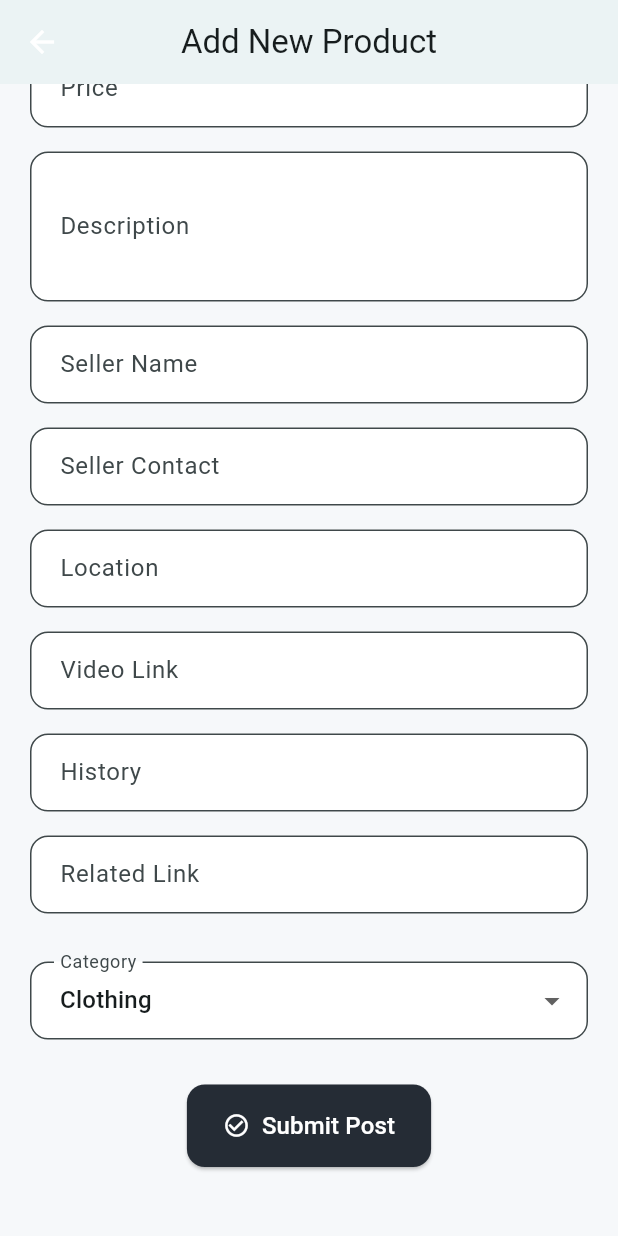
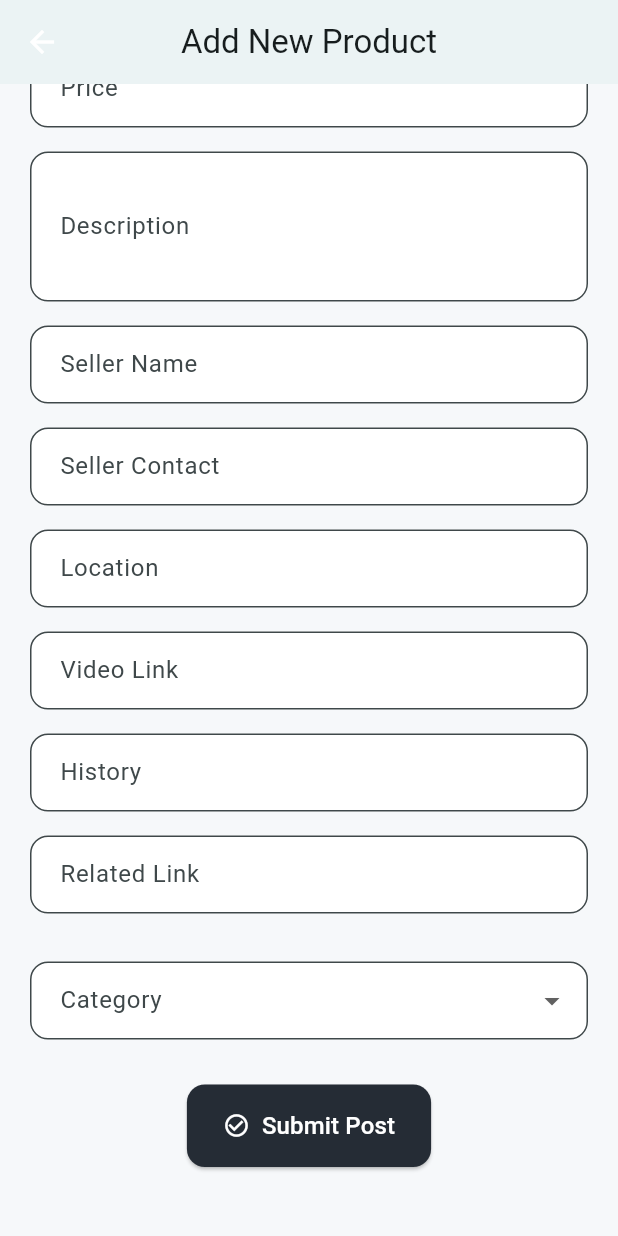
Before and after one commit to kawsar-ahmmed-hridoy/BanglaMart, a Flutter app: the AddPostPage screen opened directly with empty values, scrolled down 307 dp, on a phone screen of 412 x 824 dp. Run offline on Flutter 3.47's test engine with Material 3 defaults, Android fonts, the phone set to English and light mode, and no system bars; our stand-ins replace carousel_slider, cloud_firestore, curved_navigation_bar, firebase_auth, firebase_core, flutter_local_notifications and 7 more; missing offline and left inert: flutter_bkash; accounts and stored records are empty; Roboto replaces fonts that are missing (Kalpurush).

Commit message:
fixed a lot of things

```diff
--- a/shilpo_sathi/lib/Account/AccountPage.dart
+++ b/shilpo_sathi/lib/Account/AccountPage.dart
@@ -278,13 +278,13 @@ class _AccountPageState extends State<AccountPage> {
             ),
             ListTile(
               leading: Icon(Icons.manage_accounts, color: Colors.deepPurple),
-              title: Text('Manage Bangla Mart account'),
+              title: Text('Manage Shilpo Sathi account'),
               onTap: () {
                 Navigator.pushNamed(context, '/manage_account');
               },
             ),
             SignOutSection(),
-            Text("©2025 Bangla Mart (version 1.0) || All rights reserved", style: TextStyle(fontSize: 8)),
+            Text("©2025 Shilpo Sathi (version 1.0) || All rights reserved", style: TextStyle(fontSize: 8)),
             SizedBox(height: 50),
           ],
         ),
--- a/shilpo_sathi/lib/Homepage/CategoryListPage.dart
+++ b/shilpo_sathi/lib/Homepage/CategoryListPage.dart
@@ -12,6 +12,7 @@ class CategoryListPage extends StatelessWidget {
     {'icon': Icons.recycling, 'label': 'Recycled Art'},
     {'icon': Icons.emoji_nature, 'label': 'Nature Art'},
   ];
+
 
   @override
   Widget build(BuildContext context) {
--- a/shilpo_sathi/lib/Homepage/notification_service.dart
+++ b/shilpo_sathi/lib/Homepage/notification_service.dart
@@ -1,3 +1,5 @@
+import 'dart:ui';
+
 import 'package:flutter_local_notifications/flutter_local_notifications.dart';
 
 class NotificationService {
--- a/shilpo_sathi/lib/Marketplace/AddPostPage.dart
+++ b/shilpo_sathi/lib/Marketplace/AddPostPage.dart
@@ -119,20 +119,8 @@ class _AddPostPageState extends State<AddPostPage> {
                   }
                 },
                 items: [
-                  'Clothing',
-                  'Handicraft',
-                  'Jewelry',
-                  'Woodwork',
-                  'Pottery',
-                  'Weaving',
-                  'Painting',
-                  'Embroidery',
-                  'Calligraphy',
-                  'Metal Craft',
-                  'Recycled Art',
-                  'Nature Art',
-                  'Others'
-                ].map((cat) => DropdownMenuItem(
+                  ''
+                ] .map((cat) => DropdownMenuItem(
                   value: cat,
                   child: Text(cat),
                 ))
--- a/shilpo_sathi/lib/main.dart
+++ b/shilpo_sathi/lib/main.dart
@@ -36,7 +36,7 @@ class MyApp extends ConsumerWidget {
     final themeMode = ref.watch(themeProvider);
 
     return MaterialApp(
-      title: 'Bangla Mart',
+      title: 'Shilpo Sathi',
       theme: _buildAppTheme(),
       darkTheme: _buildDarkAppTheme(),
       themeMode: themeMode,
--- a/shilpo_sathi/lib/onboarding/splash_screen.dart
+++ b/shilpo_sathi/lib/onboarding/splash_screen.dart
@@ -56,7 +56,7 @@ class _SplashScreenState extends ConsumerState<SplashScreen>
                 ),
                 const SizedBox(height: 2),
                 Text(
-                  'Bangla Mart',
+                  'Shilpo Sathi',
                   style: TextStyle(
                     fontSize: 40,
                     fontWeight: FontWeight.bold,
```
Also changed, not shown: shilpo_sathi/lib/Cart/CartItem.dart (added, +13 -0 lines), shilpo_sathi/lib/Cart/CartProvider.dart (+14 -1 lines), shilpo_sathi/lib/Cart/CartService.dart (added, +28 -0 lines), shilpo_sathi/lib/Marketplace/ProductDescriptionPage.dart (+9 -1 lines), shilpo_sathi/lib/Signing/AuthButton.dart (added, +29 -0 lines), shilpo_sathi/lib/Signing/sign_in_page.dart (+5 -5 lines), shilpo_sathi/assets/icons/hridoy.jpg (added), shilpo_sathi/pubspec.lock.
